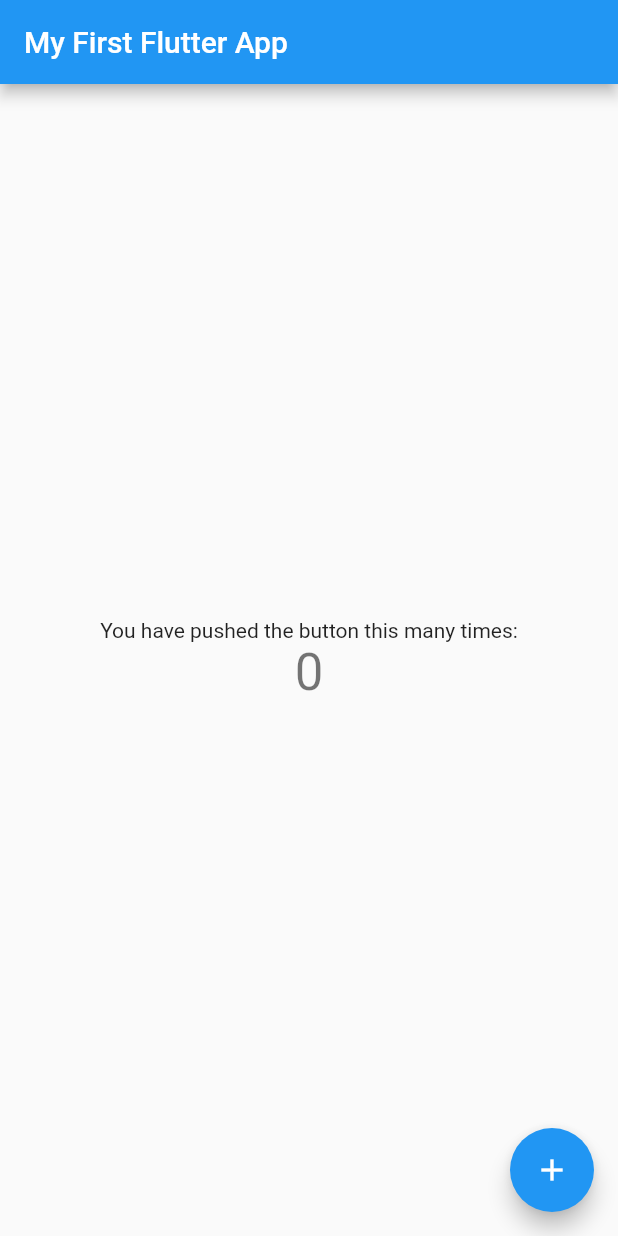
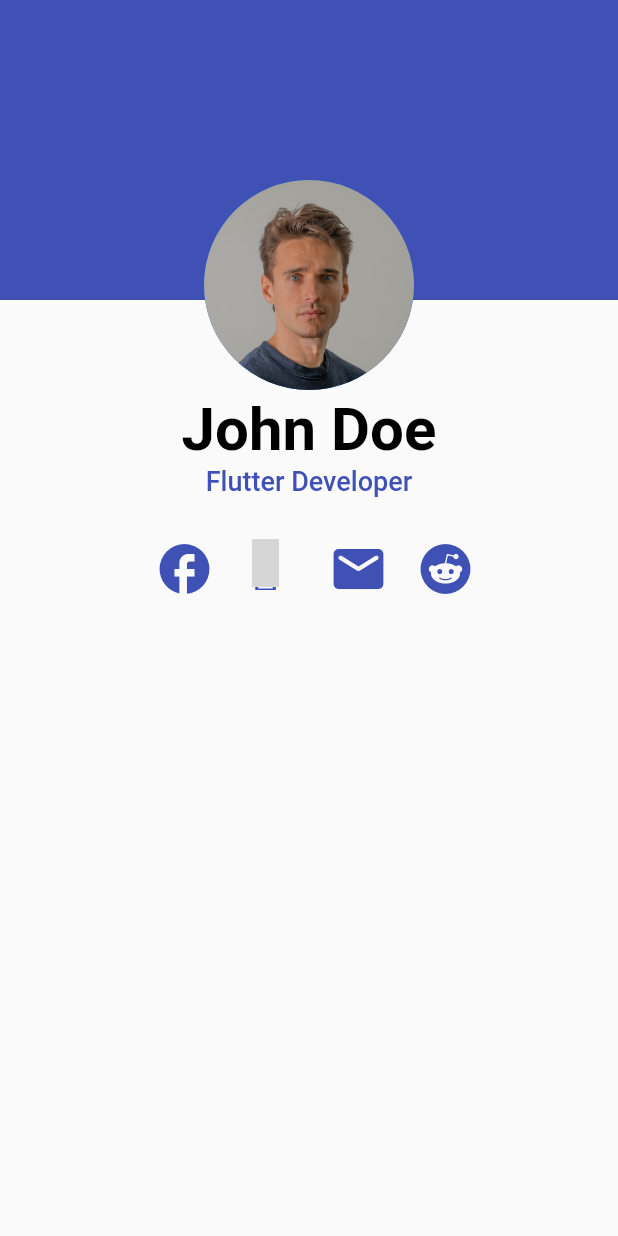
Before and after one commit to isoteriksoftware/hello_flutter, a Flutter app: the screen it shows after launch, on a phone screen of 412 x 824 dp. Run offline on Flutter 3.47's test engine with Material 2 defaults, Android fonts, the phone set to English and light mode, and no system bars; statements that could not run were skipped; grey boxes are pictures that could not be loaded.

Commit message:
added snippets for the app

```diff
--- a/lib/main.dart
+++ b/lib/main.dart
@@ -1,96 +1,100 @@
 import 'package:flutter/material.dart';
 
 void main() {
-  runApp(const MyApp());
+  runApp(const App());
 }
 
-class MyApp extends StatelessWidget {
-  const MyApp({Key? key}) : super(key: key);
+class App extends StatelessWidget {
+  const App({Key? key}) : super(key: key);
 
   @override
   Widget build(BuildContext context) {
-    return MaterialApp(
-      title: 'Flutter Demo',
-      theme: ThemeData(
-        primarySwatch: Colors.blue,
+    return const MaterialApp(
+      home: Scaffold(
+        body: Profile(),
       ),
-      home: const MyHomePage(title: 'My First Flutter App'),
     );
   }
 }
 
-class MyHomePage extends StatefulWidget {
-  const MyHomePage({Key? key, required this.title}) : super(key: key);
-
-  final String title;
-
-  @override
-  State<MyHomePage> createState() => _MyHomePageState();
-}
-
-class _MyHomePageState extends State<MyHomePage> {
-  int _counter = 0;
-
-  void _incrementCounter() {
-    setState(() {
-      // This call to setState tells the Flutter framework that something has
-      // changed in this State, which causes it to rerun the build method below
-      // so that the display can reflect the updated values. If we changed
-      // _counter without calling setState(), then the build method would not be
-      // called again, and so nothing would appear to happen.
-      _counter++;
-    });
-  }
+class Profile extends StatelessWidget {
+  const Profile({Key? key}) : super(key: key);
 
   @override
   Widget build(BuildContext context) {
-    // This method is rerun every time setState is called, for instance as done
-    // by the _incrementCounter method above.
-    //
-    // The Flutter framework has been optimized to make rerunning build methods
-    // fast, so that you can just rebuild anything that needs updating rather
-    // than having to individually change instances of widgets.
-    return Scaffold(
-      appBar: AppBar(
-        // Here we take the value from the MyHomePage object that was created by
-        // the App.build method, and use it to set our appbar title.
-        title: Text(widget.title),
-      ),
-      body: Center(
-        // Center is a layout widget. It takes a single child and positions it
-        // in the middle of the parent.
-        child: Column(
-          // Column is also a layout widget. It takes a list of children and
-          // arranges them vertically. By default, it sizes itself to fit its
-          // children horizontally, and tries to be as tall as its parent.
-          //
-          // Invoke "debug painting" (press "p" in the console, choose the
-          // "Toggle Debug Paint" action from the Flutter Inspector in Android
-          // Studio, or the "Toggle Debug Paint" command in Visual Studio Code)
-          // to see the wireframe for each widget.
-          //
-          // Column has various properties to control how it sizes itself and
-          // how it positions its children. Here we use mainAxisAlignment to
-          // center the children vertically; the main axis here is the vertical
-          // axis because Columns are vertical (the cross axis would be
-          // horizontal).
-          mainAxisAlignment: MainAxisAlignment.center,
-          children: <Widget>[
-            const Text(
-              'You have pushed the button this many times:',
-            ),
-            Text(
-              '$_counter',
-              style: Theme.of(context).textTheme.headline4,
-            ),
-          ],
+    return Stack(
+      children: [
+        Container(
+          height: 200,
+          color: Colors.indigo,
+        ),
+        Center(
+          child: Column(
+            children: [
+              const Padding(padding: EdgeInsets.only(top: 120)),
+              buildAvatar(),
+              const Padding(padding: EdgeInsets.only(top: 3)),
+              createTextWidget('John Doe', size: 40, weight: FontWeight.w700),
+              createTextWidget(
+                'Flutter Developer',
+                color: Colors.indigo,
+                size: 18,
+                weight: FontWeight.w500,
+              ),
+              const Padding(padding: EdgeInsets.only(top: 20)),
+              Row(
+                mainAxisAlignment: MainAxisAlignment.center,
+                children: [
+                  buildSocialButton(Icons.facebook_rounded),
+                  buildSocialButton(Icons.whatsapp_rounded),
+                  buildSocialButton(Icons.email_rounded),
+                  buildSocialButton(Icons.reddit_rounded),
+                ],
+              )
+            ],
+          ),
+        )
+      ],
+    );
+  }
+
+  Column buildAvatar() {
+    return Column(
+      children: const [
+        FittedBox(
+          fit: BoxFit.fitWidth,
+          child: CircleAvatar(
+            backgroundImage: AssetImage('assets/person.jpg'),
+            radius: 70,
+          ),
+        )
+      ],
+    );
+  }
+
+  Text createTextWidget(
+    String text, {
+    double size = 20,
+    FontWeight weight = FontWeight.w400,
+    Color color = Colors.black,
+  }) {
+    return Text(
+      text,
+      style: TextStyle(color: color, fontSize: size, fontWeight: weight),
+    );
+  }
+
+  Widget buildSocialButton(IconData icon) {
+    return Padding(
+      padding: const EdgeInsets.symmetric(horizontal: 5),
+      child: IconButton(
+        onPressed: (){},
+        icon: Icon(
+          icon,
+          color: Colors.indigo,
+          size: 40,
         ),
       ),
-      floatingActionButton: FloatingActionButton(
-        onPressed: _incrementCounter,
-        tooltip: 'Increment',
-        child: const Icon(Icons.add),
-      ), // This trailing comma makes auto-formatting nicer for build methods.
     );
   }
 }
--- a/pubspec.yaml
+++ b/pubspec.yaml
@@ -58,9 +58,8 @@ flutter:
   uses-material-design: true
 
   # To add assets to your application, add an assets section, like this:
-  # assets:
-  #   - images/a_dot_burr.jpeg
-  #   - images/a_dot_ham.jpeg
+  assets:
+    - assets/person.jpg
 
   # An image asset can refer to one or more resolution-specific "variants", see
   # https://flutter.dev/assets-and-images/#resolution-aware
```
Also changed, not shown: assets/person.jpg (added), 3 other files.
